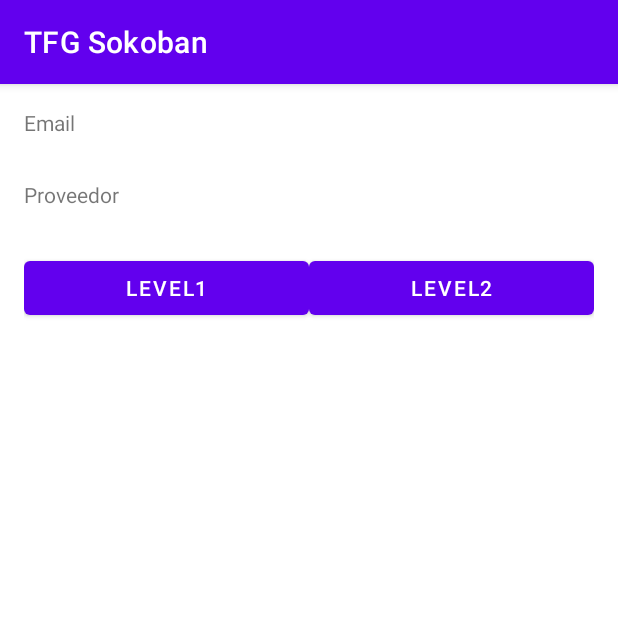
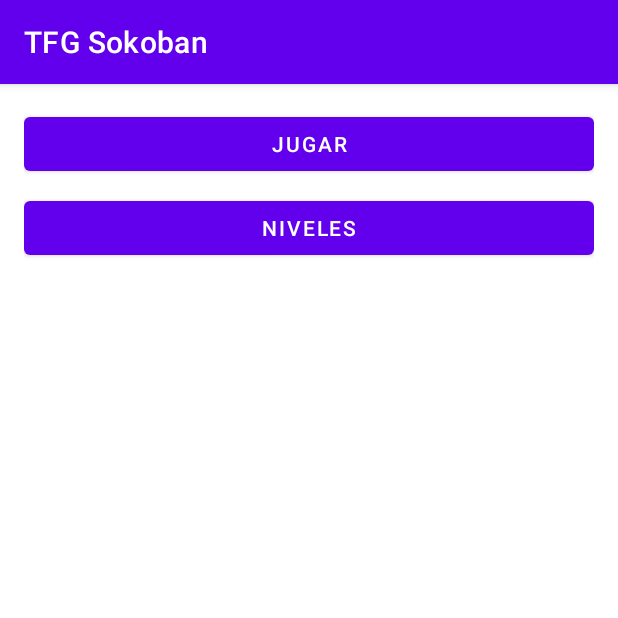
Before and after one commit to adrianadanlm/TFG_Sokoban, an Android app: the HomeActivity screen opened directly, with no data from a screen before it, on a phone screen of 412 x 824 dp, the top half of it. Run offline under Robolectric (Android 15) with nearby library versions, the phone set to English and light mode, and no system bars.

```diff
--- a/app/src/main/java/com/example/tfgsokoban/AuthActivity.java
+++ b/app/src/main/java/com/example/tfgsokoban/AuthActivity.java
@@ -37,7 +37,7 @@ public class AuthActivity extends AppCompatActivity {
         mAuth = FirebaseAuth.getInstance();
 
         //Registrar cuenta
-        signUpButton = (Button) findViewById(R.id.level1Button);
+        signUpButton = (Button) findViewById(R.id.playButton);
         signUpButton.setOnClickListener(new View.OnClickListener() {
             @Override
             public void onClick(View v) {
@@ -58,6 +58,7 @@ public class AuthActivity extends AppCompatActivity {
 
     }
 
+    //Comprobar que los campos tienen la información necesaria
     private void checkFields(char choice){
         EditText email = (EditText) findViewById(R.id.emailEditText);
         EditText pass = (EditText) findViewById(R.id.passEditText);
--- a/app/src/main/res/layout/activity_auth.xml
+++ b/app/src/main/res/layout/activity_auth.xml
@@ -22,7 +22,7 @@
             android:layout_width="match_parent"
             android:layout_height="wrap_content"
             android:ems="10"
-            android:hint="Email"
+            android:hint="email"
             android:inputType="textEmailAddress"
             tools:ignore="TouchTargetSizeCheck" />
 
@@ -35,7 +35,7 @@
             android:layout_width="match_parent"
             android:layout_height="wrap_content"
             android:ems="10"
-            android:hint="Contraseña"
+            android:hint="contraseña"
             android:inputType="textPassword"
             tools:ignore="TouchTargetSizeCheck" />
 
@@ -49,7 +49,7 @@
             android:orientation="horizontal">
 
             <Button
-                android:id="@+id/level1Button"
+                android:id="@+id/playButton"
                 android:layout_width="wrap_content"
                 android:layout_height="wrap_content"
                 android:layout_weight="1"
--- a/app/src/main/res/layout/activity_home.xml
+++ b/app/src/main/res/layout/activity_home.xml
@@ -17,21 +17,23 @@
         app:layout_constraintStart_toStartOf="parent"
         app:layout_constraintTop_toTopOf="parent">
 
-        <TextView
-            android:id="@+id/emailTextView"
+        <Button
+            android:id="@+id/playButton"
             android:layout_width="match_parent"
-            android:layout_height="40dp"
-            android:text="Email" />
+            android:layout_height="wrap_content"
+            android:layout_weight="1"
+            android:text="Jugar" />
 
         <Space
             android:layout_width="match_parent"
             android:layout_height="8dp" />
 
-        <TextView
-            android:id="@+id/providerTextView"
+        <Button
+            android:id="@+id/levelsButton"
             android:layout_width="match_parent"
-            android:layout_height="40dp"
-            android:text="Proveedor" />
+            android:layout_height="wrap_content"
+            android:layout_weight="1"
+            android:text="Niveles" />
 
         <Space
             android:layout_width="match_parent"
@@ -40,23 +42,7 @@
         <LinearLayout
             android:layout_width="match_parent"
             android:layout_height="match_parent"
-            android:orientation="horizontal">
-
-            <Button
-                android:id="@+id/level1Button"
-                android:layout_width="wrap_content"
-                android:layout_height="wrap_content"
-                android:layout_weight="1"
-                android:text="Level1" />
-
-            <Button
-                android:id="@+id/level2Button"
-                android:layout_width="wrap_content"
-                android:layout_height="wrap_content"
-                android:layout_weight="1"
-                android:text="Level2" />
-
-        </LinearLayout>
+            android:orientation="horizontal"/>
 
     </LinearLayout>
 </androidx.constraintlayout.widget.ConstraintLayout>
--- a/build.gradle
+++ b/build.gradle
@@ -4,7 +4,7 @@ buildscript {
         mavenCentral()
     }
     dependencies {
-        classpath "com.android.tools.build:gradle:7.0.2"
+        classpath 'com.android.tools.build:gradle:7.0.3'
         // NOTE: Do not place your application dependencies here; they belong
         // in the individual module build.gradle files
         classpath 'com.google.gms:google-services:4.3.10'
```
